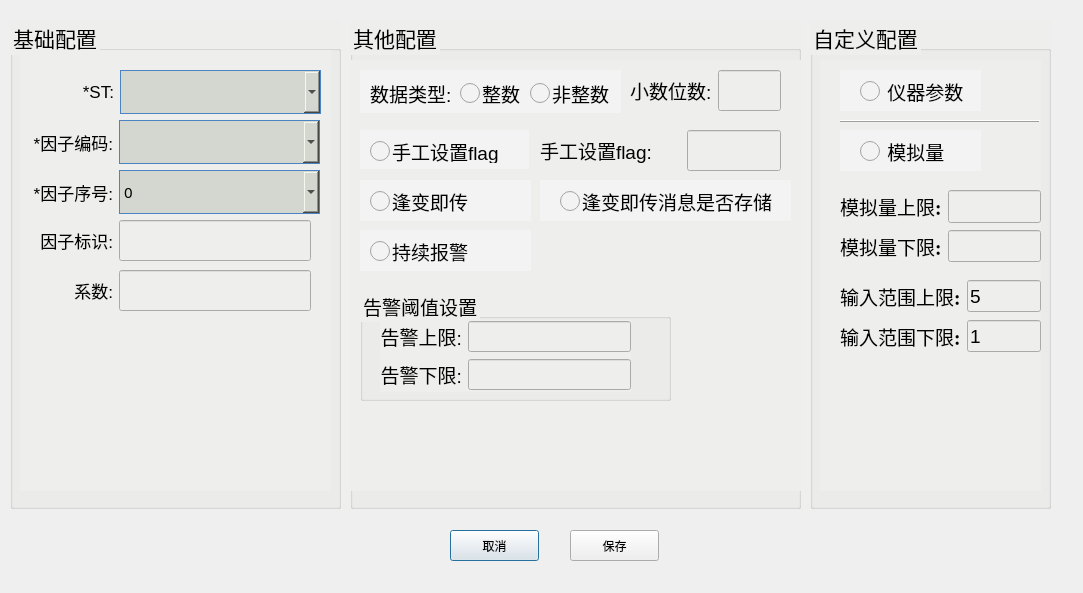
The window that qt-app-master/facedit.ui (aa123Eason/workcode) describes before a commit, drawn with Qt 5.
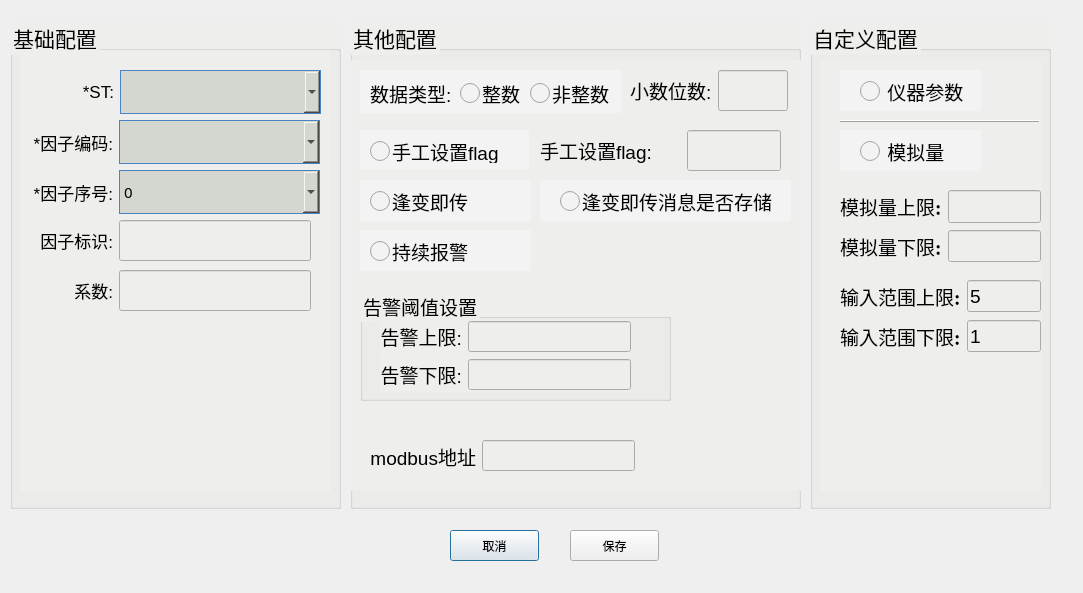
The same window after the commit. Icons and pictures are not drawn.

Commit message: 因子编辑，modbus配置，设备编辑3

Diff of the .ui file:
```diff
--- a/qt-app-master/facedit.ui
+++ b/qt-app-master/facedit.ui
@@ -1067,7 +1067,7 @@
       <rect>
        <x>280</x>
        <y>10</y>
-       <width>151</width>
+       <width>158</width>
        <height>41</height>
       </rect>
      </property>
@@ -1285,6 +1285,42 @@
       </layout>
      </widget>
     </widget>
+    <widget class="QWidget" name="layoutWidget_2">
+     <property name="geometry">
+      <rect>
+       <x>20</x>
+       <y>380</y>
+       <width>265</width>
+       <height>32</height>
+      </rect>
+     </property>
+     <layout class="QHBoxLayout" name="horizontalLayout_50" stretch="3,7">
+      <item>
+       <widget class="QLabel" name="label_alarmUpper_2">
+        <property name="font">
+         <font>
+          <pointsize>14</pointsize>
+         </font>
+        </property>
+        <property name="text">
+         <string>modbus地址</string>
+        </property>
+        <property name="alignment">
+         <set>Qt::AlignRight|Qt::AlignTrailing|Qt::AlignVCenter</set>
+        </property>
+       </widget>
+      </item>
+      <item>
+       <widget class="QLineEdit" name="modbus_add">
+        <property name="font">
+         <font>
+          <pointsize>14</pointsize>
+         </font>
+        </property>
+       </widget>
+      </item>
+     </layout>
+    </widget>
    </widget>
   </widget>
   <widget class="QPushButton" name="pushButton_cancel">
```
The commit also changes 7 other files.
